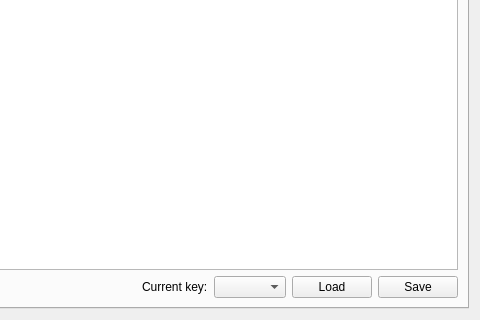
Qt form scripteditor.ui (insilmaril/vym) before a commit; both pictures show x 350 to 830 and y 120 to 440 of the 830 by 440 pixel window.
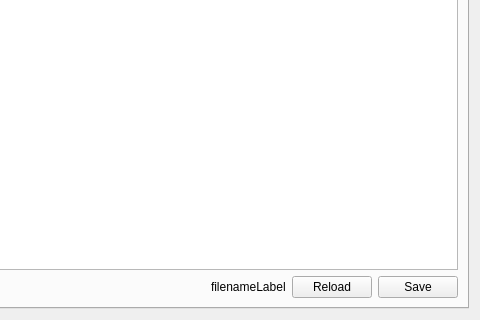
The same form after that commit. The open tabs and pages were chosen to show the change.

Diff of the .ui file:
```diff
--- a/scripteditor.ui
+++ b/scripteditor.ui
@@ -120,17 +120,14 @@
          <item>
           <widget class="QLabel" name="label">
            <property name="text">
-            <string>Current key:</string>
+            <string>filenameLabel</string>
            </property>
           </widget>
          </item>
-         <item>
-          <widget class="QComboBox" name="keyCombo"/>
-         </item>
          <item>
           <widget class="QPushButton" name="macroLoadButton">
            <property name="text">
-            <string>Load</string>
+            <string>Reload</string>
            </property>
           </widget>
          </item>
```
Left out of the diff: 6 changed lines with no effect on the pictures.
